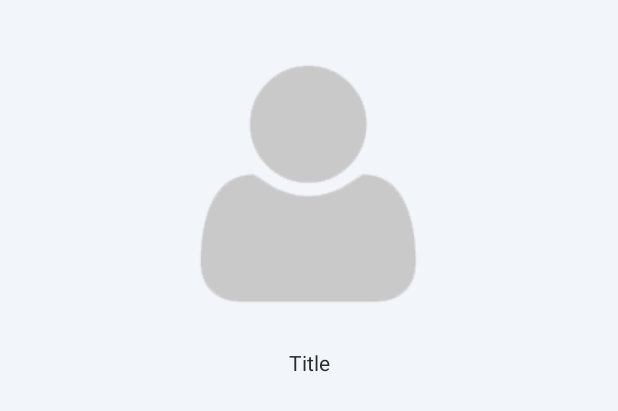
After one commit to sazibislam/pin_board, an Android app: the layout list_item_pinboard.xml on its own in the app's theme, with its tools: preview values and no code run, on a phone screen of 412 x 824 dp. The commit adds this screen. Shown: the top 411 px of the screen. Run offline under Robolectric (Android 15) with nearby library versions, the phone set to English and light mode, and no system bars.

Commit message:
pinboard working

```diff
--- a/app/src/main/java/com/sazib/pinboard/di/builder/ActivityBuilder.kt
+++ b/app/src/main/java/com/sazib/pinboard/di/builder/ActivityBuilder.kt
@@ -1,5 +1,7 @@
 package com.sazib.pinboard.di.builder
 
+import com.sazib.pinboard.ui.pinboard.PinboardActivityModule
+import com.sazib.pinboard.ui.pinboard.view.PinboardActivity
 import com.sazib.pinboard.ui.splash.SplashActivityModule
 import com.sazib.pinboard.ui.splash.view.SplashActivity
 import dagger.Module
@@ -11,4 +13,7 @@ abstract class ActivityBuilder {
   @ContributesAndroidInjector(modules = [(SplashActivityModule::class)])
   abstract fun bindSplashActivity(): SplashActivity
 
+  @ContributesAndroidInjector(modules = [(PinboardActivityModule::class)])
+  abstract fun bindPinboardActivity(): PinboardActivity
+
 }
--- /dev/null
+++ b/app/src/main/java/com/sazib/pinboard/ui/pinboard/view/model/DataModel.kt
@@ -0,0 +1,6 @@
+package com.sazib.pinboard.ui.pinboard.view.model
+
+data class DataModel(
+  var image: Int? = null,
+  var title: String? = null
+)
--- a/app/src/main/java/com/sazib/pinboard/ui/splash/view/SplashActivity.kt
+++ b/app/src/main/java/com/sazib/pinboard/ui/splash/view/SplashActivity.kt
@@ -5,6 +5,7 @@ import android.os.Handler
 import android.view.WindowManager.LayoutParams.FLAG_FULLSCREEN
 import com.sazib.pinboard.R
 import com.sazib.pinboard.ui.base.view.DaggerActivity
+import com.sazib.pinboard.ui.pinboard.view.PinboardActivity
 import com.sazib.pinboard.ui.splash.interactor.SplashMVPInteractor
 import com.sazib.pinboard.ui.splash.presenter.SplashMVPPresenter
 import com.sazib.pinboard.utils.AppConstants
@@ -41,8 +42,8 @@ class SplashActivity : DaggerActivity(), SplashMVPView {
 
     private inner class RunSplash internal constructor() : Runnable {
         override fun run() {
-            //startActivity(CityListActivity.getStartIntent(applicationContext))
-            //finishIt()
+          startActivity(PinboardActivity.getStartIntent(applicationContext))
+          finishIt()
         }
     }
 }
--- /dev/null
+++ b/app/src/main/res/layout/list_item_pinboard.xml
@@ -0,0 +1,48 @@
+<?xml version="1.0" encoding="utf-8"?>
+<androidx.constraintlayout.widget.ConstraintLayout
+    xmlns:android="http://schemas.android.com/apk/res/android"
+    xmlns:app="http://schemas.android.com/apk/res-auto"
+    xmlns:tools="http://schemas.android.com/tools"
+    android:layout_width="match_parent"
+    android:layout_height="wrap_content"
+    android:layout_marginEnd="8dp"
+    android:layout_marginStart="8dp"
+    android:layout_marginTop="16dp"
+    tools:showIn="@layout/activity_pinboard"
+    >
+
+  <androidx.appcompat.widget.AppCompatImageView
+      android:id="@+id/ivPinboard"
+      android:layout_width="wrap_content"
+      android:layout_height="wrap_content"
+      android:layout_marginEnd="16dp"
+      android:layout_marginLeft="16dp"
+      android:layout_marginRight="16dp"
+      android:layout_marginStart="16dp"
+      android:layout_marginTop="8dp"
+      android:contentDescription="@string/content_description"
+      app:layout_constraintEnd_toEndOf="parent"
+      app:layout_constraintStart_toStartOf="parent"
+      app:layout_constraintTop_toTopOf="parent"
+      app:srcCompat="@drawable/profile"
+      />
+
+  <androidx.appcompat.widget.AppCompatTextView
+      android:id="@+id/tvTitle"
+      android:layout_width="wrap_content"
+      android:layout_height="wrap_content"
+      android:layout_marginBottom="8dp"
+      android:layout_marginEnd="8dp"
+      android:layout_marginStart="8dp"
+      android:layout_marginTop="8dp"
+      android:textColor="@color/black_effective"
+      android:textSize="14sp"
+      app:layout_constraintBottom_toBottomOf="parent"
+      app:layout_constraintEnd_toEndOf="parent"
+      app:layout_constraintStart_toStartOf="parent"
+      app:layout_constraintTop_toBottomOf="@+id/ivPinboard"
+      app:layout_constraintVertical_bias="0.0"
+      tools:text="@string/title"
+      />
+
+</androidx.constraintlayout.widget.ConstraintLayout>
--- a/app/src/main/res/values/strings.xml
+++ b/app/src/main/res/values/strings.xml
@@ -17,6 +17,8 @@
 
 
   <string name="no_internet">No Internet</string>
+  <string name="content_description">content description</string>
+  <string name="title">Title</string>
 
 
 </resources>
```
Also changed, not shown: app/src/main/java/com/sazib/pinboard/ui/pinboard/PinboardActivityModule.kt (+8 -0 lines), app/src/main/java/com/sazib/pinboard/ui/pinboard/presenter/PinboardPresenter.kt (+8 -0 lines), app/src/main/java/com/sazib/pinboard/ui/pinboard/view/PinboardActivity.kt (+40 -3 lines), app/src/main/java/com/sazib/pinboard/ui/pinboard/view/PinboardMVPView.kt (+8 -1 lines), app/src/main/java/com/sazib/pinboard/ui/pinboard/view/adapter/PinboardAdapter.kt (added, +65 -0 lines), app/src/main/java/com/sazib/pinboard/ui/pinboard/view/model/PinboardDataModel.java (added, +53 -0 lines), app/src/main/java/com/sazib/pinboard/utils/AppDataUtils.java (+14 -0 lines), app/src/main/res/layout/activity_pinboard.xml (+36 -0 lines), app/src/main/res/layout/list_item_city.xml (deleted, +0 -65 lines), app/src/main/res/drawable-v21/profile.png (added), app/src/main/res/drawable/profile.png (added).
